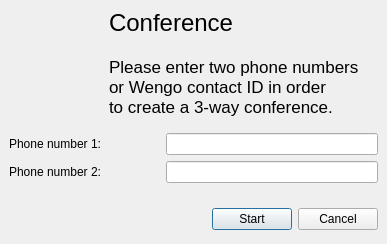
Old version of the form wengophone/src/presentation/qt/phonecall/ConferenceCallWidget.ui in the repository tkrotoff/WengoPhone.
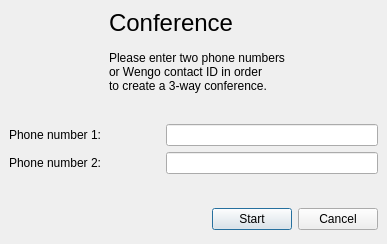
New version of the form. Icons and pictures are not drawn.

```diff
--- a/wengophone/src/presentation/qt/phonecall/ConferenceCallWidget.ui
+++ b/wengophone/src/presentation/qt/phonecall/ConferenceCallWidget.ui
@@ -412,7 +412,7 @@
       </palette>
      </property>
      <property name="text" >
-      <string>&lt;html>&lt;head>&lt;meta name="qrichtext" content="1" />&lt;/head>&lt;body style=" white-space: pre-wrap; font-family:Lucida Grande; font-size:13pt; font-weight:400; font-style:normal; text-decoration:none;">&lt;p style=" margin-top:0px; margin-bottom:0px; margin-left:0px; margin-right:0px; -qt-block-indent:0; text-indent:0px;">&lt;span style=" font-size:18pt;">Conference&lt;/span>&lt;br />&lt;br />Please enter two phone numbers &lt;/p>&lt;p style=" margin-top:0px; margin-bottom:0px; margin-left:0px; margin-right:0px; -qt-block-indent:0; text-indent:0px;">or Wengo contact ID in order&lt;/p>&lt;p style=" margin-top:0px; margin-bottom:0px; margin-left:0px; margin-right:0px; -qt-block-indent:0; text-indent:0px;">to create a 3-way conference.&lt;/p>&lt;/body>&lt;/html></string>
+      <string>&lt;span style=" font-size:18pt;">Conference&lt;/span>&lt;br />&lt;br />Please enter two phone numbers &lt;/p>&lt;p style=" margin-top:0px; margin-bottom:0px; margin-left:0px; margin-right:0px; -qt-block-indent:0; text-indent:0px;">or Wengo contact ID in order&lt;/p>&lt;p style=" margin-top:0px; margin-bottom:0px; margin-left:0px; margin-right:0px; -qt-block-indent:0; text-indent:0px;">to create a 3-way conference.&lt;/p></string>
      </property>
      <property name="indent" >
       <number>100</number>
```
